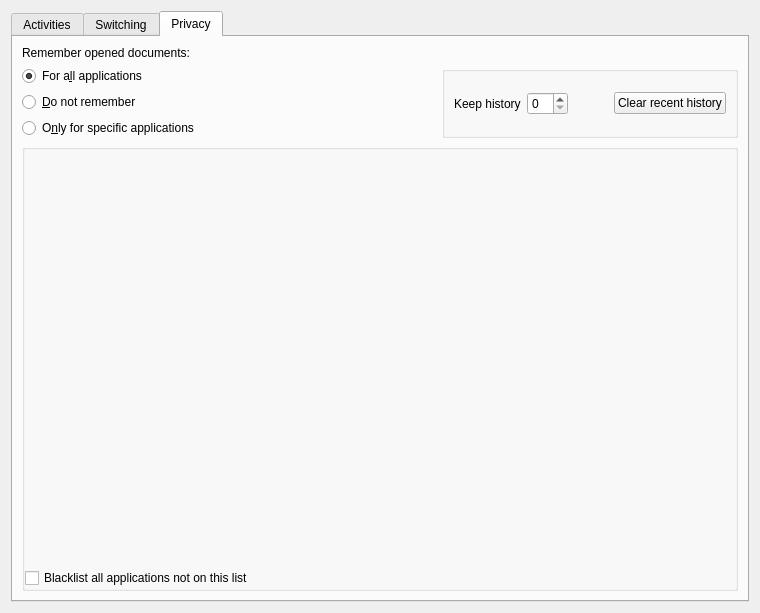
Above: src/workspace/settings/ui/MainConfigurationWidgetBase.ui from KDE/kactivities before the change. Below: the same form after it.
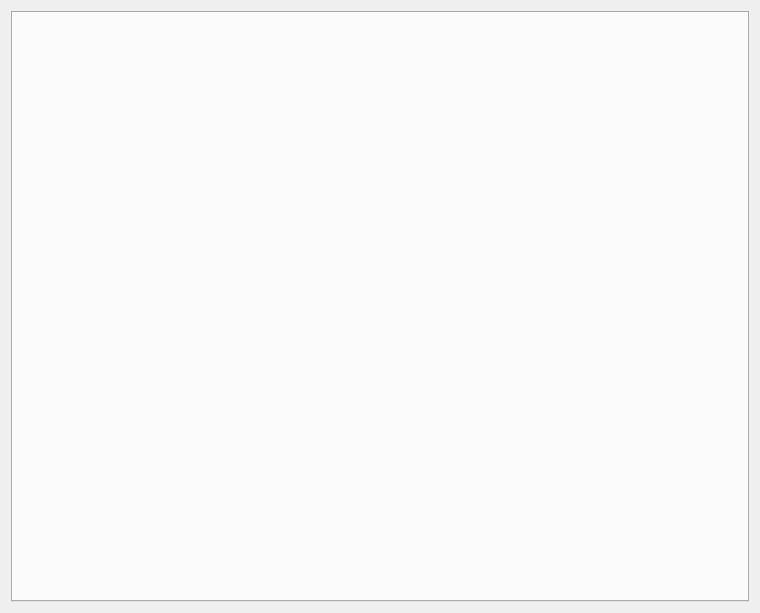
That is the form after the change. The open tabs and pages were chosen to show the change. Custom widgets are drawn as their Qt base class.

Diff of the .ui file:
```diff
--- a/src/workspace/settings/ui/MainConfigurationWidgetBase.ui
+++ b/src/workspace/settings/ui/MainConfigurationWidgetBase.ui
@@ -16,226 +16,10 @@
      <property name="currentIndex">
       <number>0</number>
      </property>
-     <widget class="QWidget" name="tab">
-      <attribute name="title">
-       <string>Activities</string>
-      </attribute>
-      <layout class="QHBoxLayout" name="horizontalLayout_2">
-       <item>
-        <widget class="QWidget" name="viewActivitiesContainer" native="true"/>
-       </item>
-      </layout>
-     </widget>
-     <widget class="QWidget" name="tabGeneral">
-      <attribute name="title">
-       <string>Switching</string>
-      </attribute>
-      <layout class="QVBoxLayout" name="verticalLayout_4">
-       <item>
-        <widget class="QGroupBox" name="groupBox_2">
-         <property name="title">
-          <string>General</string>
-         </property>
-         <layout class="QVBoxLayout" name="verticalLayout_7">
-          <item>
-           <widget class="QCheckBox" name="checkRememberVirtualDesktop">
-            <property name="text">
-             <string>Remember the current virtual desktop for each activity (needs restart)</string>
-            </property>
-           </widget>
-          </item>
-         </layout>
-        </widget>
-       </item>
-       <item>
-        <widget class="QGroupBox" name="groupBox">
-         <property name="title">
-          <string>Shortcuts</string>
-         </property>
-         <layout class="QVBoxLayout" name="verticalLayout_6">
-          <item>
-           <widget class="KShortcutsEditor" name="scActivities"/>
-          </item>
-         </layout>
-        </widget>
-       </item>
-       <item>
-        <spacer name="verticalSpacer">
-         <property name="orientation">
-          <enum>Qt::Vertical</enum>
-         </property>
-         <property name="sizeHint" stdset="0">
-          <size>
-           <width>20</width>
-           <height>40</height>
-          </size>
-         </property>
-        </spacer>
-       </item>
-      </layout>
-     </widget>
-     <widget class="QWidget" name="tabPrivacy">
-      <attribute name="title">
-       <string>Privacy</string>
-      </attribute>
-      <layout class="QVBoxLayout" name="verticalLayout_2">
-       <item>
-        <widget class="QLabel" name="labelRememberDocuments">
-         <property name="text">
-          <string>Remember opened documents:</string>
-         </property>
-        </widget>
-       </item>
-       <item>
-        <layout class="QHBoxLayout" name="horizontalLayout">
-         <item>
-          <layout class="QVBoxLayout" name="verticalLayout_3">
-           <item>
-            <widget class="QRadioButton" name="radioRememberAllApplications">
-             <property name="text">
-              <string>For a&amp;ll applications</string>
-             </property>
-             <property name="checked">
-              <bool>true</bool>
-             </property>
-            </widget>
-           </item>
-           <item>
-            <widget class="QRadioButton" name="radioDontRememberApplications">
-             <property name="text">
-              <string>&amp;Do not remember</string>
-             </property>
-            </widget>
-           </item>
-           <item>
-            <widget class="QRadioButton" name="radioRememberSpecificApplications">
-             <property name="text">
-              <string>O&amp;nly for specific applications</string>
-             </property>
-            </widget>
-           </item>
-          </layout>
-         </item>
-         <item>
-          <spacer name="horizontalSpacer_2">
-           <property name="orientation">
-            <enum>Qt::Horizontal</enum>
-           </property>
-           <property name="sizeHint" stdset="0">
-            <size>
-             <width>40</width>
-             <height>20</height>
-            </size>
-           </property>
-          </spacer>
-         </item>
-         <item>
-          <widget class="QGroupBox" name="groupHistory">
-           <property name="flat">
-            <bool>true</bool>
-           </property>
-           <layout class="QHBoxLayout" name="horizontalLayout_7">
-            <item>
-             <widget class="QLabel" name="labelKeepHistory">
-              <property name="text">
-               <string>Keep history</string>
-              </property>
-             </widget>
-            </item>
-            <item>
-             <widget class="QSpinBox" name="spinKeepHistory"/>
-            </item>
-            <item>
-             <spacer name="horizontalSpacer">
-              <property name="orientation">
-               <enum>Qt::Horizontal</enum>
-              </property>
-              <property name="sizeHint" stdset="0">
-               <size>
-                <width>40</width>
-                <height>20</height>
-               </size>
-              </property>
-             </spacer>
-            </item>
-            <item>
-             <widget class="QPushButton" name="buttonClearRecentHistory">
-              <property name="text">
-               <string>Clear recent history</string>
-              </property>
-             </widget>
-            </item>
-           </layout>
-          </widget>
-         </item>
-        </layout>
-       </item>
-       <item>
-        <widget class="QGroupBox" name="groupApplications">
-         <property name="sizePolicy">
-          <sizepolicy hsizetype="Preferred" vsizetype="Expanding">
-           <horstretch>0</horstretch>
-           <verstretch>1</verstretch>
-          </sizepolicy>
-         </property>
-         <property name="title">
-          <string/>
-         </property>
-         <property name="flat">
-          <bool>true</bool>
-         </property>
-         <layout class="QVBoxLayout" name="verticalLayout_5">
-          <property name="leftMargin">
-           <number>0</number>
-          </property>
-          <property name="topMargin">
-           <number>0</number>
-          </property>
-          <property name="rightMargin">
-           <number>0</number>
-          </property>
-          <property name="bottomMargin">
-           <number>0</number>
-          </property>
-          <item>
-           <widget class="QWidget" name="viewBlacklistedApplicationsContainer" native="true"/>
-          </item>
-          <item>
-           <widget class="QCheckBox" name="checkBlacklistAllNotOnList">
-            <property name="text">
-             <string>Blacklist all applications not on this list</string>
-            </property>
-           </widget>
-          </item>
-         </layout>
-        </widget>
-       </item>
-       <item>
-        <spacer name="verticalSpacer_2">
-         <property name="orientation">
-          <enum>Qt::Vertical</enum>
-         </property>
-         <property name="sizeHint" stdset="0">
-          <size>
-           <width>20</width>
-           <height>0</height>
-          </size>
-         </property>
-        </spacer>
-       </item>
-      </layout>
-     </widget>
     </widget>
    </item>
   </layout>
  </widget>
- <customwidgets>
-  <customwidget>
-   <class>KShortcutsEditor</class>
-   <extends>QWidget</extends>
-   <header>kshortcutseditor.h</header>
-  </customwidget>
- </customwidgets>
  <resources/>
  <connections>
   <connection>
```
Left out of the diff: 23 changed lines with no effect on the pictures.
